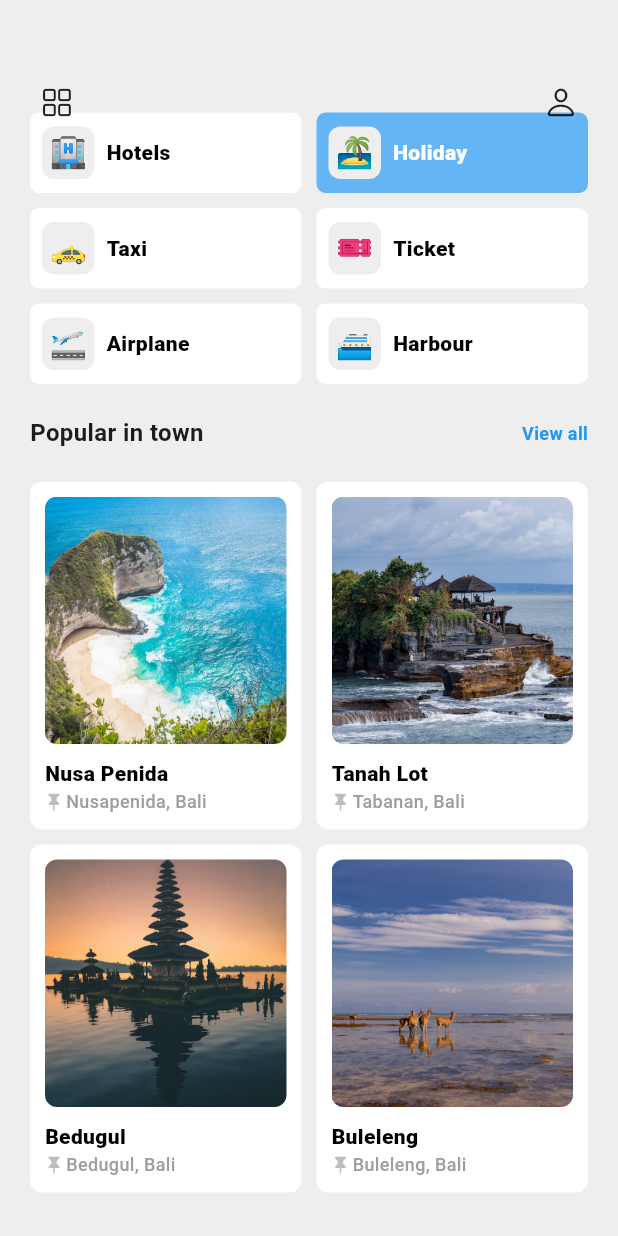
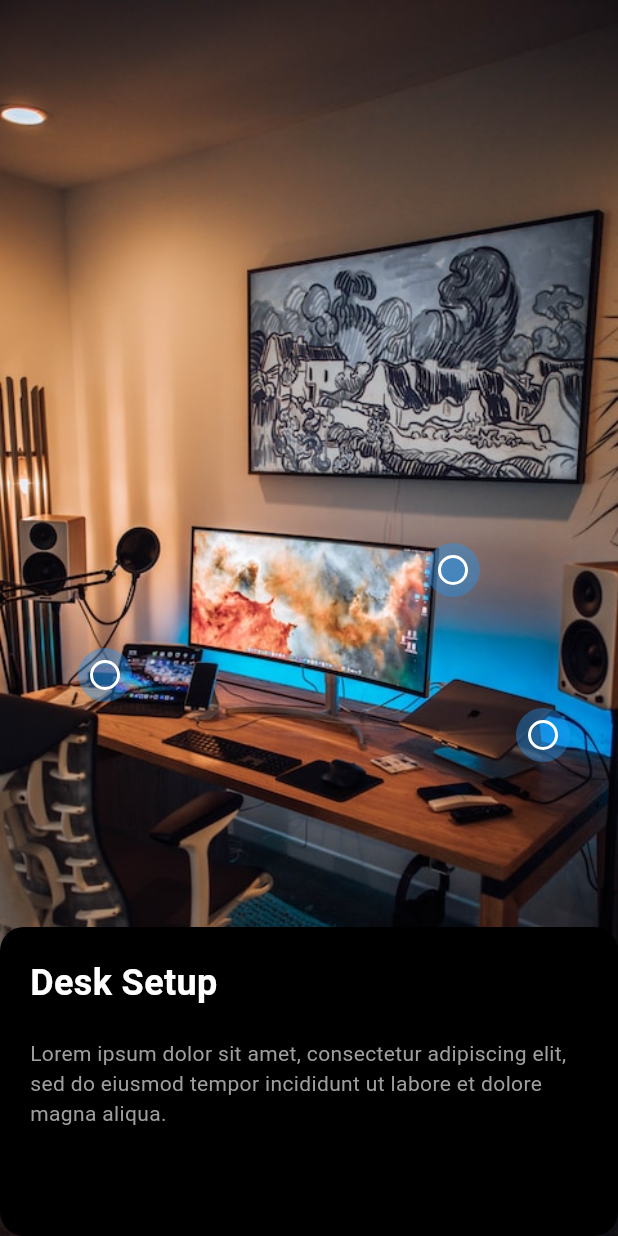
Before and after one commit to Dicky-27/codervamp-flutter, a Flutter app: the screen it shows after launch, on a phone screen of 412 x 824 dp. Run offline on Flutter 3.47's test engine with Material 3 defaults, Android fonts, the phone set to English and light mode, and no system bars; our stand-ins replace lottie; missing offline and left inert: tutorial_coach_mark.

Commit message:
create(tooltip): add tooltip widget

```diff
--- a/lib/main.dart
+++ b/lib/main.dart
@@ -1,4 +1,4 @@
-import 'package:codervamp/inapptour/tour_home.dart';
+import 'package:codervamp/tooltip/toolip.dart';
 import 'package:flutter/material.dart';
 
 void main() {
@@ -17,7 +17,7 @@ class MyApp extends StatelessWidget {
         colorScheme: ColorScheme.fromSeed(seedColor: Colors.deepPurple),
         useMaterial3: true,
       ),
-      home: const TourHomePage(),
+      home: const TooltipWidget(),
     );
   }
 }
--- /dev/null
+++ b/lib/tooltip/components/bullet_icon.dart
@@ -0,0 +1,81 @@
+import 'package:flutter/material.dart';
+
+class BulletIcon extends StatefulWidget {
+  const BulletIcon({super.key});
+
+  @override
+  State<BulletIcon> createState() => _BulletIconState();
+}
+
+class _BulletIconState extends State<BulletIcon>
+    with SingleTickerProviderStateMixin {
+  late AnimationController _animationController;
+  late Animation<double> _outerScaleAnimation;
+
+  @override
+  void initState() {
+    super.initState();
+
+    _animationController = AnimationController(
+      vsync: this,
+      duration: const Duration(milliseconds: 1000),
+    );
+
+    _outerScaleAnimation =
+        Tween<double>(begin: 0.5, end: 1.3).animate(_animationController);
+
+    _animationController.addStatusListener((status) {
+      if (status == AnimationStatus.completed) {
+        _animationController.reverse();
+      } else if (status == AnimationStatus.dismissed) {
+        _animationController.forward();
+      }
+    });
+
+    _animationController.forward();
+  }
+
+  @override
+  Widget build(BuildContext context) {
+    return AnimatedBuilder(
+      animation: _animationController,
+      builder: (context, child) {
+        return SizedBox(
+          width: 40,
+          height: 40,
+          child: Stack(
+            children: [
+              Positioned.fill(
+                child: Transform.scale(
+                  scale: _outerScaleAnimation.value,
+                  child: Container(
+                    decoration: BoxDecoration(
+                      shape: BoxShape.circle,
+                      color: Colors.blue.withOpacity(0.4),
+                    ),
+                  ),
+                ),
+              ),
+              Center(
+                child: Container(
+                  width: 20,
+                  height: 20,
+                  decoration: BoxDecoration(
+                      shape: BoxShape.circle,
+                      color: Colors.blue.withOpacity(0.3),
+                      border: Border.all(color: Colors.white, width: 2)),
+                ),
+              ),
+            ],
+          ),
+        );
+      },
+    );
+  }
+
+  @override
+  void dispose() {
+    _animationController.dispose();
+    super.dispose();
+  }
+}
--- /dev/null
+++ b/lib/tooltip/components/tooltip_custom_shape.dart
@@ -0,0 +1,32 @@
+import 'package:flutter/material.dart';
+
+class ToolTipCustomShape extends ShapeBorder {
+  final bool usePadding;
+  const ToolTipCustomShape({this.usePadding = true});
+
+  @override
+  EdgeInsetsGeometry get dimensions =>
+      EdgeInsets.only(bottom: usePadding ? 20 : 0);
+
+  @override
+  Path getInnerPath(Rect rect, {TextDirection? textDirection}) => Path();
+
+  @override
+  Path getOuterPath(Rect rect, {TextDirection? textDirection}) {
+    rect =
+        Rect.fromPoints(rect.topLeft, rect.bottomRight - const Offset(0, 20));
+    return Path()
+      ..addRRect(
+          RRect.fromRectAndRadius(rect, Radius.circular(rect.height / 5)))
+      ..moveTo(rect.bottomCenter.dx - 10, rect.bottomCenter.dy)
+      ..relativeLineTo(10, 10)
+      ..relativeLineTo(10, -10)
+      ..close();
+  }
+
+  @override
+  void paint(Canvas canvas, Rect rect, {TextDirection? textDirection}) {}
+
+  @override
+  ShapeBorder scale(double t) => this;
+}
--- /dev/null
+++ b/lib/tooltip/toolip.dart
@@ -0,0 +1,165 @@
+import 'package:codervamp/tooltip/components/bullet_icon.dart';
+import 'package:codervamp/tooltip/components/tooltip_custom_shape.dart';
+import 'package:codervamp/utils/assets.dart';
+import 'package:flutter/material.dart';
+
+class TooltipWidget extends StatefulWidget {
+  const TooltipWidget({super.key});
+
+  @override
+  State<TooltipWidget> createState() => _TooltipWidgetState();
+}
+
+class _TooltipWidgetState extends State<TooltipWidget> {
+  @override
+  Widget build(BuildContext context) {
+    return Scaffold(
+        body: Stack(
+      alignment: Alignment.bottomCenter,
+      children: [
+        Image.asset(
+          Assets.IMG_DESK,
+          fit: BoxFit.cover,
+          width: double.infinity,
+          height: double.infinity,
+        ),
+        Positioned(
+          top: 360,
+          right: 90,
+          child: Tooltip(
+            textAlign: TextAlign.center,
+            richMessage: TextSpan(
+              style: TextStyle(
+                fontWeight: FontWeight.w400,
+                fontSize: 14,
+                color: Colors.grey.shade600,
+              ),
+              children: const [
+                TextSpan(
+                  text: 'Monitor\n',
+                ),
+                TextSpan(
+                  text: '\$20.99',
+                  style: TextStyle(
+                      fontSize: 16,
+                      color: Colors.black,
+                      fontWeight: FontWeight.w700),
+                ),
+              ],
+            ),
+            padding: const EdgeInsets.all(10),
+            showDuration: const Duration(seconds: 5),
+            decoration: const ShapeDecoration(
+              color: Colors.white,
+              shape: ToolTipCustomShape(),
+            ),
+            preferBelow: false,
+            verticalOffset: 20,
+            triggerMode: TooltipTriggerMode.tap,
+            child: const BulletIcon(),
+          ),
+        ),
+        Positioned(
+          top: 470,
+          right: 30,
+          child: Tooltip(
+            textAlign: TextAlign.center,
+            richMessage: TextSpan(
+              style: TextStyle(
+                fontWeight: FontWeight.w400,
+                fontSize: 14,
+                color: Colors.grey.shade600,
+              ),
+              children: const [
+                TextSpan(
+                  text: 'Mac\n',
+                ),
+                TextSpan(
+                  text: '\$25.99',
+                  style: TextStyle(
+                      fontSize: 16,
+                      color: Colors.black,
+                      fontWeight: FontWeight.w700),
+                ),
+              ],
+            ),
+            padding: const EdgeInsets.all(10),
+            showDuration: const Duration(seconds: 5),
+            decoration: const ShapeDecoration(
+              color: Colors.white,
+              shape: ToolTipCustomShape(),
+            ),
+            preferBelow: false,
+            verticalOffset: 20,
+            triggerMode: TooltipTriggerMode.tap,
+            child: const BulletIcon(),
+          ),
+        ),
+        Positioned(
+          top: 430,
+          left: 50,
+          child: Tooltip(
+            textAlign: TextAlign.center,
+            richMessage: TextSpan(
+              style: TextStyle(
+                fontWeight: FontWeight.w400,
+                fontSize: 14,
+                color: Colors.grey.shade600,
+              ),
+              children: const [
+                TextSpan(
+                  text: 'iPad\n',
+                ),
+                TextSpan(
+                  text: '\$10.99',
+                  style: TextStyle(
+                      fontSize: 16,
+                      color: Colors.black,
+                      fontWeight: FontWeight.w700),
+                ),
+              ],
+            ),
+            padding: const EdgeInsets.all(10),
+            showDuration: const Duration(seconds: 5),
+            decoration: const ShapeDecoration(
+              color: Colors.white,
+              shape: ToolTipCustomShape(),
+            ),
+            preferBelow: false,
+            verticalOffset: 20,
+            triggerMode: TooltipTriggerMode.tap,
+            child: const BulletIcon(),
+          ),
+        ),
+        Container(
+          height: MediaQuery.of(context).size.height / 4,
+          width: double.maxFinite,
+          padding: const EdgeInsets.all(20),
+          decoration: BoxDecoration(
+              color: Colors.black, borderRadius: BorderRadius.circular(16)),
+          child: Column(
+            mainAxisAlignment: MainAxisAlignment.start,
+            crossAxisAlignment: CrossAxisAlignment.start,
+            children: [
+              const Text(
+                "Desk Setup",
+                style: TextStyle(
+                    color: Colors.white,
+                    fontSize: 24,
+                    fontWeight: FontWeight.w600),
+              ),
+              const SizedBox(height: 20),
+              Text(
+                "Lorem ipsum dolor sit amet, consectetur adipiscing elit, sed do eiusmod tempor incididunt ut labore et dolore magna aliqua.",
+                style: TextStyle(
+                    color: Colors.grey.shade500,
+                    fontSize: 14,
+                    fontWeight: FontWeight.w400),
+              )
+            ],
+          ),
+        )
+      ],
+    ));
+  }
+}
--- a/lib/utils/assets.dart
+++ b/lib/utils/assets.dart
@@ -17,6 +17,8 @@ class Assets {
   static const String IMG_TANAH = '${IMAGES_PATH}img-tanah.jpg';
   static const String IMG_KUTA = '${IMAGES_PATH}img-kuta.jpg';
 
+  static const String IMG_DESK = '${IMAGES_PATH}img-desk.jpg';
+
   //Lottie
   static const String LOTTIE_MUSIC = '${LOTTIES_PATH}lottie-music.json';
 }
```
Also changed, not shown: assets/images/img-desk.jpg (added).
